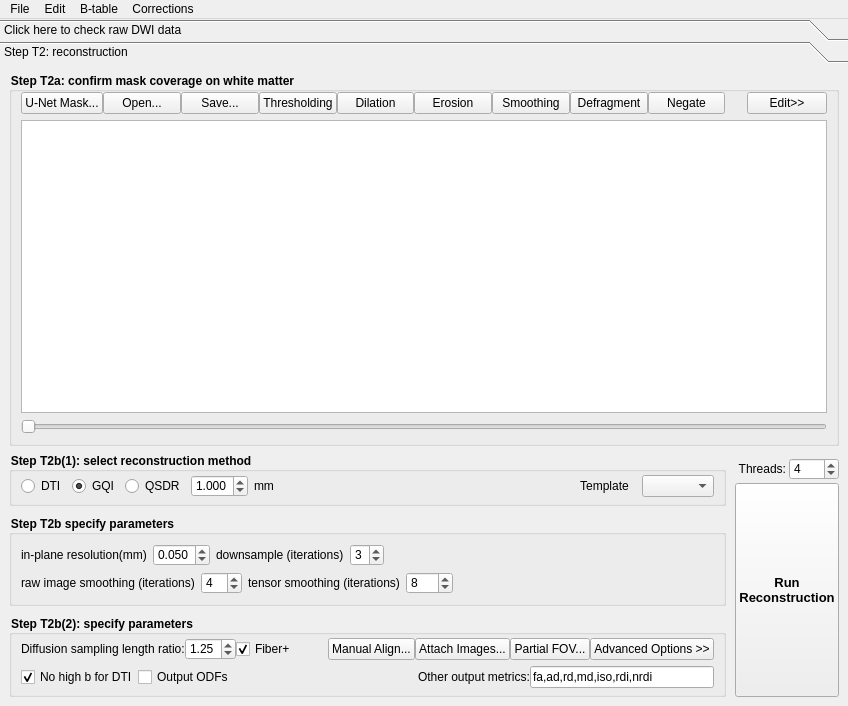
The window that reconstruction/reconstruction_window.ui (frankyeh/DSI-Studio) describes before a commit, drawn with Qt 5.
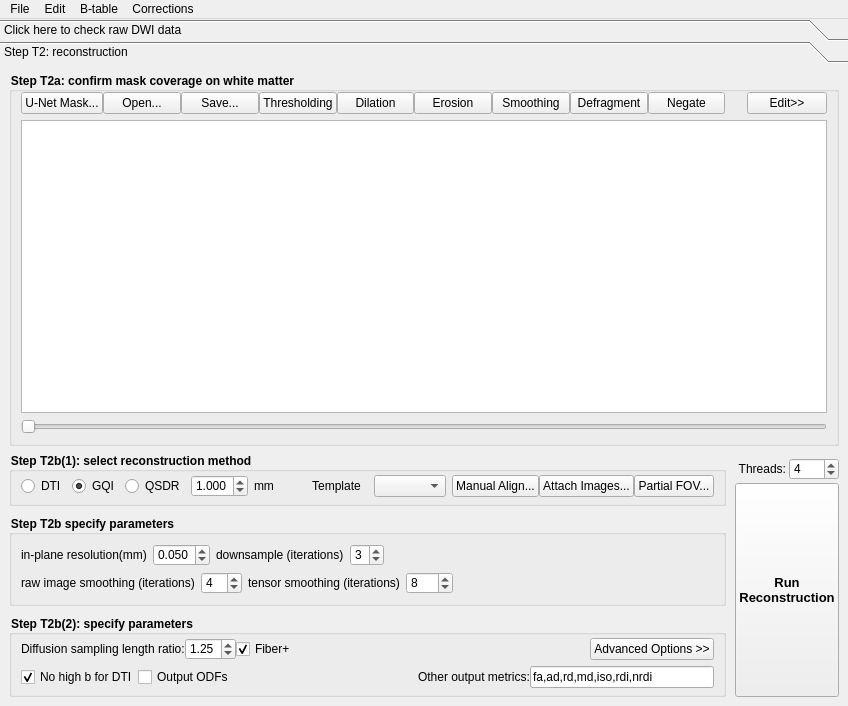
The same window after the commit. Icons and pictures are not drawn.

The edit to the form file:
```diff
--- a/reconstruction/reconstruction_window.ui
+++ b/reconstruction/reconstruction_window.ui
@@ -667,6 +667,58 @@
                  <item>
                   <widget class="QComboBox" name="primary_template"/>
                  </item>
+                 <item>
+                  <widget class="QWidget" name="qsdr_options" native="true">
+                   <layout class="QHBoxLayout" name="horizontalLayout_7">
+                    <property name="leftMargin">
+                     <number>0</number>
+                    </property>
+                    <property name="topMargin">
+                     <number>0</number>
+                    </property>
+                    <property name="rightMargin">
+                     <number>0</number>
+                    </property>
+                    <property name="bottomMargin">
+                     <number>0</number>
+                    </property>
+                    <item>
+                     <layout class="QHBoxLayout" name="horizontalLayout_10">
+                      <property name="spacing">
+                       <number>0</number>
+                      </property>
+                      <item>
+                       <widget class="QPushButton" name="qsdr_manual">
+                        <property name="text">
+                         <string>Manual Align...</string>
+                        </property>
+                       </widget>
+                      </item>
+                      <item>
+                       <widget class="QPushButton" name="add_t1t2">
+                        <property name="sizePolicy">
+                         <sizepolicy hsizetype="Minimum" vsizetype="Fixed">
+                          <horstretch>0</horstretch>
+                          <verstretch>0</verstretch>
+                         </sizepolicy>
+                        </property>
+                        <property name="text">
+                         <string>Attach Images...</string>
+                        </property>
+                       </widget>
+                      </item>
+                      <item>
+                       <widget class="QPushButton" name="qsdr_partial_fov">
+                        <property name="text">
+                         <string>Partial FOV...</string>
+                        </property>
+                       </widget>
+                      </item>
+                     </layout>
+                    </item>
+                   </layout>
+                  </widget>
+                 </item>
                 </layout>
                </item>
               </layout>
@@ -909,40 +961,6 @@
                       </property>
                      </spacer>
                     </item>
-                    <item>
-                     <layout class="QHBoxLayout" name="horizontalLayout_10">
-                      <property name="spacing">
-                       <number>0</number>
-                      </property>
-                      <item>
-                       <widget class="QPushButton" name="qsdr_manual">
-                        <property name="text">
-                         <string>Manual Align...</string>
-                        </property>
-                       </widget>
-                      </item>
-                      <item>
-                       <widget class="QPushButton" name="add_t1t2">
-                        <property name="sizePolicy">
-                         <sizepolicy hsizetype="Minimum" vsizetype="Fixed">
-                          <horstretch>0</horstretch>
-                          <verstretch>0</verstretch>
-                         </sizepolicy>
-                        </property>
-                        <property name="text">
-                         <string>Attach Images...</string>
-                        </property>
-                       </widget>
-                      </item>
-                      <item>
-                       <widget class="QPushButton" name="qsdr_partial_fov">
-                        <property name="text">
-                         <string>Partial FOV...</string>
-                        </property>
-                       </widget>
-                      </item>
-                     </layout>
-                    </item>
                     <item>
                      <widget class="QPushButton" name="AdvancedOptions">
                       <property name="text">
@@ -950,24 +968,6 @@
                       </property>
                      </widget>
                     </item>
-                    <item>
-                     <widget class="QWidget" name="qsdr_options" native="true">
-                      <layout class="QHBoxLayout" name="horizontalLayout_7">
-                       <property name="leftMargin">
-                        <number>0</number>
-                       </property>
-                       <property name="topMargin">
-                        <number>0</number>
-                       </property>
-                       <property name="rightMargin">
-                        <number>0</number>
-                       </property>
-                       <property name="bottomMargin">
-                        <number>0</number>
-                       </property>
-                      </layout>
-                     </widget>
-                    </item>
                    </layout>
                   </widget>
                  </item>
```
